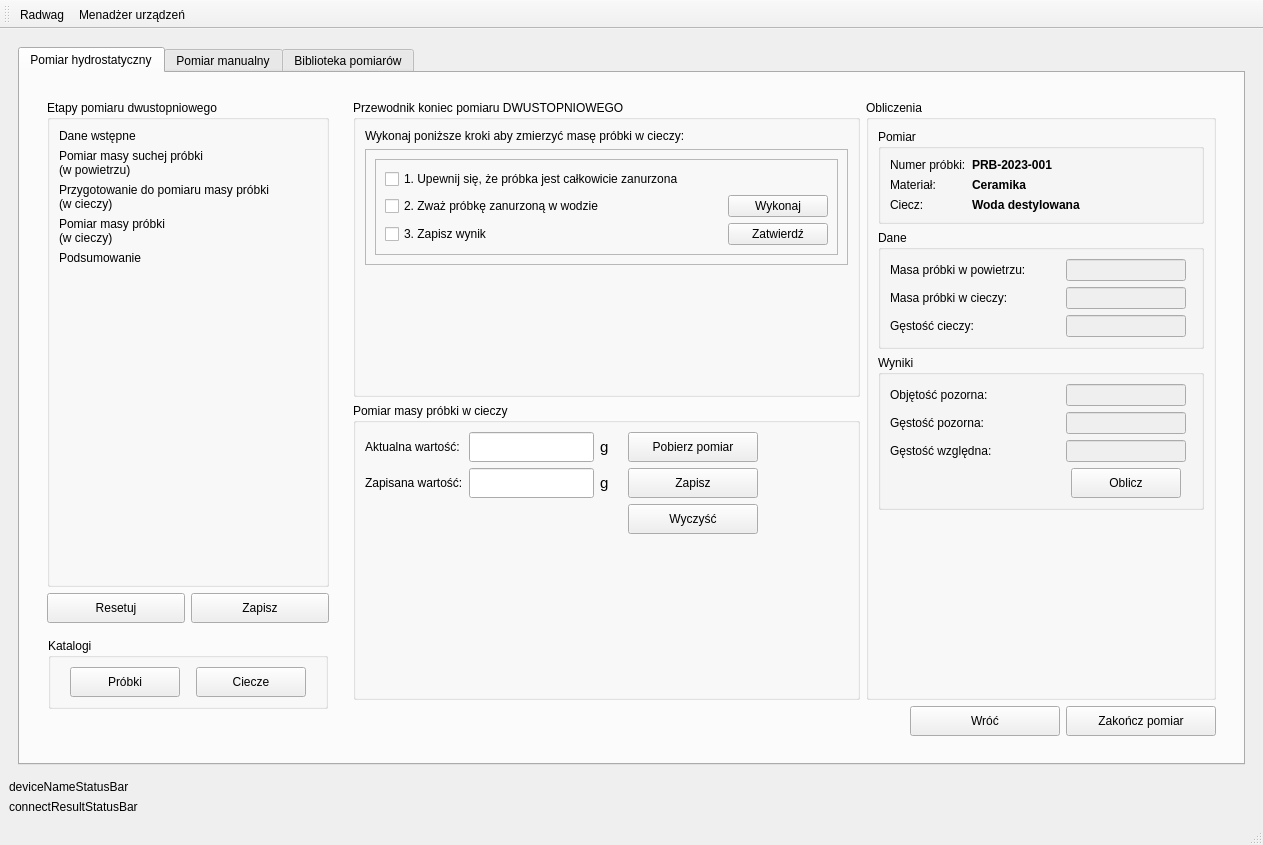
Before: the Qt Designer form main_window.ui in mar8us/SerialPortConnectorRadwag, drawn with Qt 5.
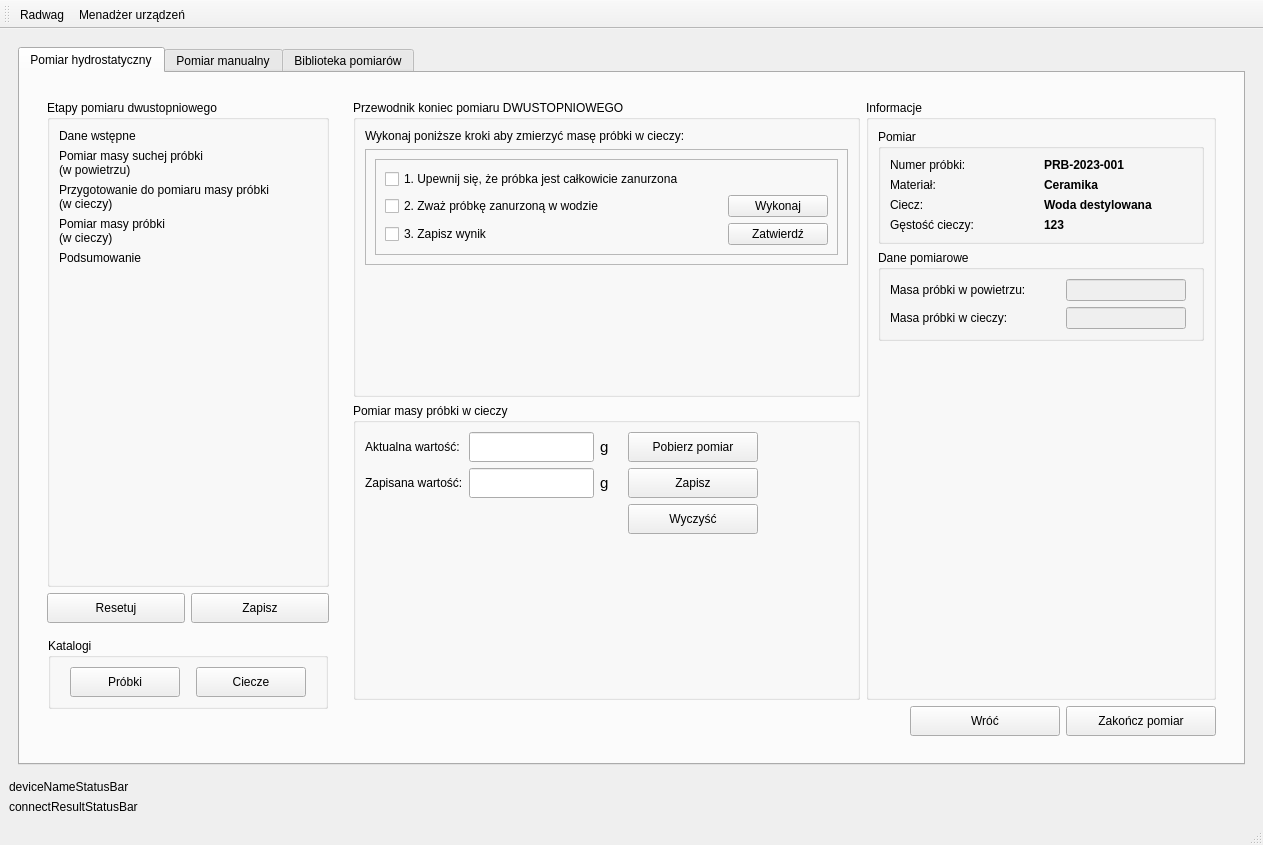
After: the same form once the commit is applied. The open tabs and pages were chosen to show the change. Icons and pictures are not drawn.

Commit message: Remove calculation groupBox from finishMeasureSecond page

The edit to the form file:
```diff
--- a/main_window.ui
+++ b/main_window.ui
@@ -2962,7 +2962,7 @@
                        </size>
                       </property>
                       <property name="title">
-                       <string>Obliczenia</string>
+                       <string>Informacje</string>
                       </property>
                       <layout class="QVBoxLayout" name="verticalLayout_5">
                        <item>
@@ -2970,7 +2970,7 @@
                          <property name="title">
                           <string>Pomiar</string>
                          </property>
-                         <layout class="QFormLayout" name="formLayout_5">
+                         <layout class="QGridLayout" name="gridLayout_6">
                           <item row="0" column="0">
                            <widget class="QLabel" name="labelSampleFinishMeasureSecond">
                             <property name="text">
@@ -3028,6 +3028,31 @@
                             </property>
                            </widget>
                           </item>
+                          <item row="3" column="0">
+                           <widget class="QLabel" name="labelDensityLiquidFinishMeasureSecond">
+                            <property name="minimumSize">
+                             <size>
+                              <width>0</width>
+                              <height>0</height>
+                             </size>
+                            </property>
+                            <property name="text">
+                             <string>Gęstość cieczy:</string>
+                            </property>
+                           </widget>
+                          </item>
+                          <item row="3" column="1">
+                           <widget class="QLabel" name="editDensityLiquidFinishMeasureSecond">
+                            <property name="font">
+                             <font>
+                              <bold>true</bold>
+                             </font>
+                            </property>
+                            <property name="text">
+                             <string>123</string>
+                            </property>
+                           </widget>
+                          </item>
                          </layout>
                         </widget>
                        </item>
@@ -3040,7 +3065,7 @@
                           </size>
                          </property>
                          <property name="title">
-                          <string>Dane</string>
+                          <string>Dane pomiarowe</string>
                          </property>
                          <layout class="QFormLayout" name="formLayout_4">
                           <item row="0" column="0">
@@ -3100,201 +3125,6 @@
                              <bool>true</bool>
                             </property>
                            </widget>
-                          </item>
-                          <item row="2" column="0">
-                           <widget class="QLabel" name="labelDensityLiquidFinishMeasureSecond">
-                            <property name="minimumSize">
-                             <size>
-                              <width>170</width>
-                              <height>0</height>
-                             </size>
-                            </property>
-                            <property name="text">
-                             <string>Gęstość cieczy:</string>
-                            </property>
-                           </widget>
-                          </item>
-                          <item row="2" column="1">
-                           <widget class="QLineEdit" name="editDensityLiquidFinishMeasureSecond">
-                            <property name="enabled">
-                             <bool>false</bool>
-                            </property>
-                            <property name="maximumSize">
-                             <size>
-                              <width>120</width>
-                              <height>16777215</height>
-                             </size>
-                            </property>
-                            <property name="alignment">
-                             <set>Qt::AlignmentFlag::AlignRight|Qt::AlignmentFlag::AlignTrailing|Qt::AlignmentFlag::AlignVCenter</set>
-                            </property>
-                            <property name="readOnly">
-                             <bool>true</bool>
-                            </property>
-                           </widget>
-                          </item>
-                         </layout>
-                        </widget>
-                       </item>
-                       <item>
-                        <widget class="QGroupBox" name="calculationHydroResultsGroupBox">
-                         <property name="minimumSize">
-                          <size>
-                           <width>250</width>
-                           <height>0</height>
-                          </size>
-                         </property>
-                         <property name="title">
-                          <string>Wyniki</string>
-                         </property>
-                         <layout class="QFormLayout" name="formLayout">
-                          <item row="0" column="0">
-                           <widget class="QLabel" name="labelVolumeFinishMeasureSecond">
-                            <property name="minimumSize">
-                             <size>
-                              <width>170</width>
-                              <height>0</height>
-                             </size>
-                            </property>
-                            <property name="text">
-                             <string>Objętość pozorna:</string>
-                            </property>
-                           </widget>
-                          </item>
-                          <item row="0" column="1">
-                           <widget class="QLineEdit" name="editVolumeFinishMeasureSecond">
-                            <property name="enabled">
-                             <bool>false</bool>
-                            </property>
-                            <property name="maximumSize">
-                             <size>
-                              <width>120</width>
-                              <height>16777215</height>
-                             </size>
-                            </property>
-                            <property name="alignment">
-                             <set>Qt::AlignmentFlag::AlignRight|Qt::AlignmentFlag::AlignTrailing|Qt::AlignmentFlag::AlignVCenter</set>
-                            </property>
-                            <property name="readOnly">
-                             <bool>true</bool>
-                            </property>
-                           </widget>
-                          </item>
-                          <item row="1" column="0">
-                           <widget class="QLabel" name="labelDensityApparentFinishMeasureSecond">
-                            <property name="minimumSize">
-                             <size>
-                              <width>170</width>
-                              <height>0</height>
-                             </size>
-                            </property>
-                            <property name="text">
-                             <string>Gęstość pozorna:</string>
-                            </property>
-                           </widget>
-                          </item>
-                          <item row="1" column="1">
-                           <widget class="QLineEdit" name="editDensityApparentFinishMeasureSecond">
-                            <property name="enabled">
-                             <bool>false</bool>
-                            </property>
-                            <property name="maximumSize">
-                             <size>
-                              <width>120</width>
-                              <height>16777215</height>
-                             </size>
-                            </property>
-                            <property name="alignment">
-                             <set>Qt::AlignmentFlag::AlignRight|Qt::AlignmentFlag::AlignTrailing|Qt::AlignmentFlag::AlignVCenter</set>
-                            </property>
-                            <property name="readOnly">
-                             <bool>true</bool>
-                            </property>
-                           </widget>
-                          </item>
-                          <item row="2" column="0">
-                           <widget class="QLabel" name="labelVolumeRelativeFinishMeasureSecond">
-                            <property name="minimumSize">
-                             <size>
-                              <width>170</width>
-                              <height>0</height>
-                             </size>
-                            </property>
-                            <property name="text">
-                             <string>Gęstość względna:</string>
-                            </property>
-                           </widget>
-                          </item>
-                          <item row="2" column="1">
-                           <widget class="QLineEdit" name="editVolumeRelativeFinishMeasureSecond">
-                            <property name="enabled">
-                             <bool>false</bool>
-                            </property>
-                            <property name="maximumSize">
-                             <size>
-                              <width>120</width>
-                              <height>16777215</height>
-                             </size>
-                            </property>
-                            <property name="alignment">
-                             <set>Qt::AlignmentFlag::AlignRight|Qt::AlignmentFlag::AlignTrailing|Qt::AlignmentFlag::AlignVCenter</set>
-                            </property>
-                            <property name="readOnly">
-                             <bool>true</bool>
-                            </property>
-                           </widget>
-                          </item>
-                          <item row="4" column="0" colspan="2">
-                           <layout class="QGridLayout" name="gridLayout_6">
-                            <item row="0" column="0">
-                             <spacer name="horizontalSpacer_13">
-                              <property name="orientation">
-                               <enum>Qt::Orientation::Horizontal</enum>
-                              </property>
-                              <property name="sizeHint" stdset="0">
-                               <size>
-                                <width>40</width>
-                                <height>20</height>
-                               </size>
-                              </property>
-                             </spacer>
-                            </item>
-                            <item row="0" column="1">
-                             <widget class="QPushButton" name="buttonCalculatelabelVolumeFinishMeasureSecond">
-                              <property name="minimumSize">
-                               <size>
-                                <width>110</width>
-                                <height>30</height>
-                               </size>
-                              </property>
-                              <property name="maximumSize">
-                               <size>
-                                <width>120</width>
-                                <height>16777215</height>
-                               </size>
-                              </property>
-                              <property name="text">
-                               <string>Oblicz</string>
-                              </property>
-                             </widget>
-                            </item>
-                            <item row="0" column="2">
-                             <spacer name="horizontalSpacer_14">
-                              <property name="orientation">
-                               <enum>Qt::Orientation::Horizontal</enum>
-                              </property>
-                              <property name="sizeType">
-                               <enum>QSizePolicy::Policy::Minimum</enum>
-                              </property>
-                              <property name="sizeHint" stdset="0">
-                               <size>
-                                <width>11</width>
-                                <height>11</height>
-                               </size>
-                              </property>
-                             </spacer>
-                            </item>
-                           </layout>
                           </item>
                          </layout>
                         </widget>
```
The commit also changes 2 other files.
